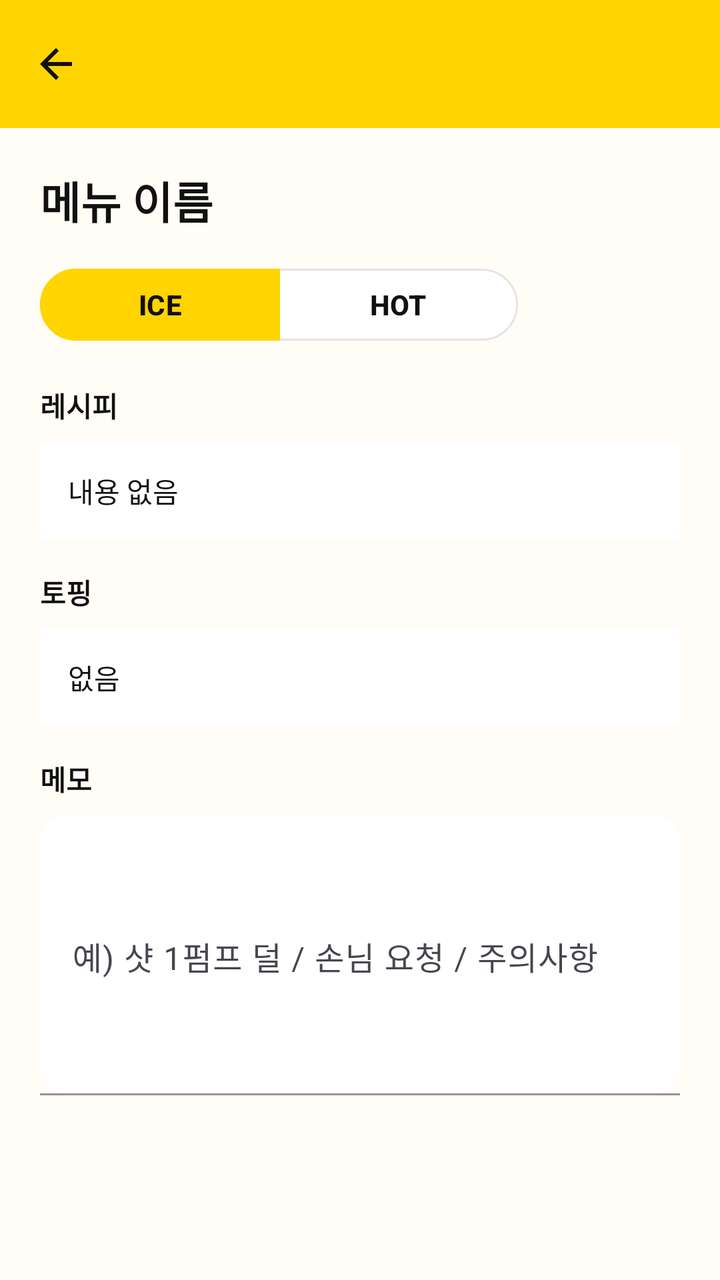
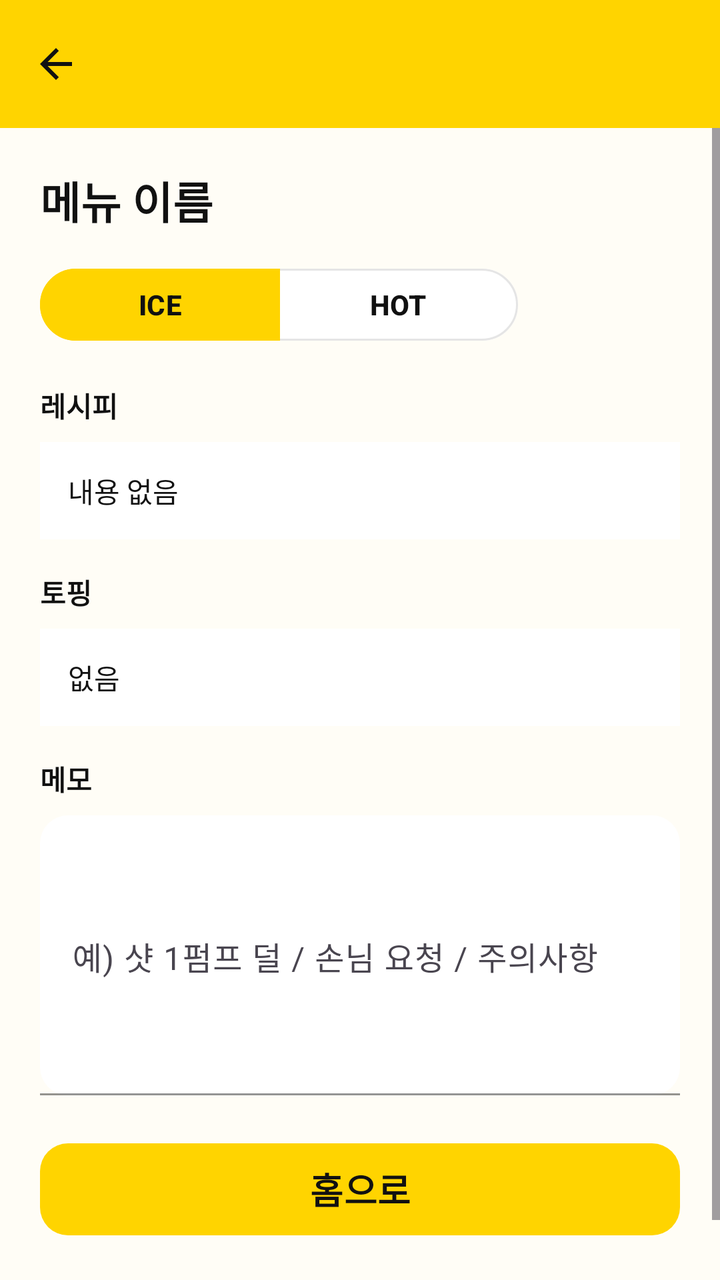

Two renders of the same Android screen: before a commit and after it. Below are the layout's source before the change and the commit's diff.
<!-- AndroidManifest.xml: application theme Theme.RecipeProject -->
<!-- res/layout/activity_recipe_detail.xml -->
<?xml version="1.0" encoding="utf-8"?>
<androidx.constraintlayout.widget.ConstraintLayout
    xmlns:android="http://schemas.android.com/apk/res/android"
    xmlns:app="http://schemas.android.com/apk/res-auto"
    android:id="@+id/main"
    android:layout_width="match_parent"
    android:layout_height="match_parent"
    android:focusable="true"
    android:focusableInTouchMode="true"
    android:background="@color/mega_bg">

    <com.google.android.material.appbar.MaterialToolbar
        android:id="@+id/toolbar"
        android:layout_width="0dp"
        android:layout_height="64dp"
        android:background="@color/mega_yellow"
        app:titleTextColor="@color/mega_black"
        app:navigationIcon="@drawable/baseline_arrow_back_24"
        app:navigationIconTint="@color/mega_black"
        app:layout_constraintTop_toTopOf="parent"
        app:layout_constraintStart_toStartOf="parent"
        app:layout_constraintEnd_toEndOf="parent"/>

    <ScrollView
        android:id="@+id/scroll"
        android:layout_width="0dp"
        android:layout_height="0dp"
        android:fillViewport="true"
        app:layout_constraintTop_toBottomOf="@id/toolbar"
        app:layout_constraintBottom_toBottomOf="parent"
        app:layout_constraintStart_toStartOf="parent"
        app:layout_constraintEnd_toEndOf="parent">

        <androidx.constraintlayout.widget.ConstraintLayout
            android:layout_width="match_parent"
            android:layout_height="wrap_content"
            android:padding="20dp">

            
            <TextView
                android:id="@+id/tvName"
                android:layout_width="0dp"
                android:layout_height="wrap_content"
                android:text="메뉴 이름"
                android:textStyle="bold"
                android:textSize="22sp"
                android:textColor="@color/mega_black"
                app:layout_constraintTop_toTopOf="parent"
                app:layout_constraintStart_toStartOf="parent"
                app:layout_constraintEnd_toEndOf="parent"/>

            
            <com.google.android.material.button.MaterialButtonToggleGroup
                android:id="@+id/toggleGroup"
                android:layout_width="wrap_content"
                android:layout_height="wrap_content"
                android:layout_marginTop="14dp"
                app:singleSelection="true"
                app:selectionRequired="true"
                app:checkedButton="@id/btnIce"
                app:layout_constraintTop_toBottomOf="@id/tvName"
                app:layout_constraintStart_toStartOf="parent">

                <com.google.android.material.button.MaterialButton
                    android:id="@+id/btnIce"
                    android:layout_width="120dp"
                    android:layout_height="44dp"
                    android:text="ICE"
                    android:textStyle="bold"
                    android:textColor="@color/mega_black"
                    app:backgroundTint="@color/toggle_bg"
                    app:strokeColor="@color/toggle_stroke"
                    app:strokeWidth="1dp"/>

                <com.google.android.material.button.MaterialButton
                    android:id="@+id/btnHot"
                    android:layout_width="120dp"
                    android:layout_height="44dp"
                    android:text="HOT"
                    android:textStyle="bold"
                    android:textColor="@color/mega_black"
                    app:backgroundTint="@color/toggle_bg"
                    app:strokeColor="@color/toggle_stroke"
                    app:strokeWidth="1dp"/>

            </com.google.android.material.button.MaterialButtonToggleGroup>

            
            <TextView
                android:id="@+id/tvLabelSteps"
                android:layout_width="wrap_content"
                android:layout_height="wrap_content"
                android:layout_marginTop="18dp"
                android:text="레시피"
                android:textStyle="bold"
                android:textColor="@color/mega_black"
                app:layout_constraintTop_toBottomOf="@id/toggleGroup"
                app:layout_constraintStart_toStartOf="parent"/>

            
            <TextView
                android:id="@+id/tvSteps"
                android:layout_width="0dp"
                android:layout_height="wrap_content"
                android:layout_marginTop="8dp"
                android:text="내용 없음"
                android:textColor="@color/mega_black"
                android:background="@color/mega_card"
                android:padding="14dp"
                app:layout_constraintTop_toBottomOf="@id/tvLabelSteps"
                app:layout_constraintStart_toStartOf="parent"
                app:layout_constraintEnd_toEndOf="parent"/>

            
            <TextView
                android:id="@+id/tvLabelToppings"
                android:layout_width="wrap_content"
                android:layout_height="wrap_content"
                android:layout_marginTop="16dp"
                android:text="토핑"
                android:textStyle="bold"
                android:textColor="@color/mega_black"
                app:layout_constraintTop_toBottomOf="@id/tvSteps"
                app:layout_constraintStart_toStartOf="parent"/>

            
            <TextView
                android:id="@+id/tvToppings"
                android:layout_width="0dp"
                android:layout_height="wrap_content"
                android:layout_marginTop="8dp"
                android:text="없음"
                android:textColor="@color/mega_black"
                android:background="@color/mega_card"
                android:padding="14dp"
                app:layout_constraintTop_toBottomOf="@id/tvLabelToppings"
                app:layout_constraintStart_toStartOf="parent"
                app:layout_constraintEnd_toEndOf="parent"/>

            
            <TextView
                android:id="@+id/tvLabelMemo"
                android:layout_width="wrap_content"
                android:layout_height="wrap_content"
                android:layout_marginTop="16dp"
                android:text="메모"
                android:textStyle="bold"
                android:textColor="@color/mega_black"
                app:layout_constraintTop_toBottomOf="@id/tvToppings"
                app:layout_constraintStart_toStartOf="parent"/>

            
            <com.google.android.material.textfield.TextInputLayout
                android:id="@+id/tilMemo"
                android:layout_width="0dp"
                android:layout_height="wrap_content"
                android:layout_marginTop="8dp"
                app:boxBackgroundMode="filled"
                app:boxBackgroundColor="@color/mega_card"
                app:boxStrokeColor="@color/mega_stroke"
                app:boxCornerRadiusTopStart="14dp"
                app:boxCornerRadiusTopEnd="14dp"
                app:boxCornerRadiusBottomStart="14dp"
                app:boxCornerRadiusBottomEnd="14dp"
                app:layout_constraintTop_toBottomOf="@id/tvLabelMemo"
                app:layout_constraintStart_toStartOf="parent"
                app:layout_constraintEnd_toEndOf="parent">

                <com.google.android.material.textfield.TextInputEditText
                    android:id="@+id/etMemo"
                    android:layout_width="match_parent"
                    android:layout_height="140dp"
                    android:gravity="top"
                    android:hint="예) 샷 1펌프 덜 / 손님 요청 / 주의사항"
                    android:textColor="@color/mega_black"/>
            </com.google.android.material.textfield.TextInputLayout>

            
            <View
                android:layout_width="0dp"
                android:layout_height="30dp"
                app:layout_constraintTop_toBottomOf="@id/tilMemo"
                app:layout_constraintStart_toStartOf="parent"
                app:layout_constraintEnd_toEndOf="parent"/>

        </androidx.constraintlayout.widget.ConstraintLayout>
    </ScrollView>

</androidx.constraintlayout.widget.ConstraintLayout>
<!-- resources referenced by this layout -->
<resources>
  <color name="mega_bg">#FFFDF6</color>
  <color name="mega_black">#111111</color>
  <color name="mega_card">#FFFFFF</color>
  <color name="mega_stroke">#E5E5E5</color>
  <color name="mega_yellow">#FFD400</color>
  <!-- drawable baseline_arrow_back_24 (drawable) -->
  <vector xmlns:android="http://schemas.android.com/apk/res/android" android:autoMirrored="true" android:height="24dp" android:tint="#000000" android:viewportHeight="24" android:viewportWidth="24" android:width="24dp">
        
      <path android:fillColor="@android:color/white" android:pathData="M20,11H7.83l5.59,-5.59L12,4l-8,8 8,8 1.41,-1.41L7.83,13H20v-2z"/>
      
  </vector>
  <style name="Theme.RecipeProject" parent="Base.Theme.RecipeProject" />
  <style name="Base.Theme.RecipeProject" parent="Theme.Material3.DayNight.NoActionBar">
          
          
      </style>
</resources>

<!-- the commit's change to res/layout/activity_recipe_detail.xml (unified diff, before → after) -->
@@ -176,10 +176,26 @@
             </com.google.android.material.textfield.TextInputLayout>
 
             
+            <com.google.android.material.button.MaterialButton
+                android:id="@+id/btnGoHome"
+                android:layout_width="match_parent"
+                android:layout_height="54dp"
+                android:layout_marginTop="20dp"
+                android:text="홈으로"
+                android:textStyle="bold"
+                android:textSize="18sp"
+                android:textColor="@color/mega_black"
+                app:backgroundTint="@color/mega_yellow"
+                app:cornerRadius="14dp"
+                app:layout_constraintTop_toBottomOf="@id/tilMemo"
+                app:layout_constraintStart_toStartOf="parent"
+                app:layout_constraintEnd_toEndOf="parent" />
+
+            
             <View
                 android:layout_width="0dp"
                 android:layout_height="30dp"
-                app:layout_constraintTop_toBottomOf="@id/tilMemo"
+                app:layout_constraintTop_toBottomOf="@id/btnGoHome"
                 app:layout_constraintStart_toStartOf="parent"
                 app:layout_constraintEnd_toEndOf="parent"/>
 
